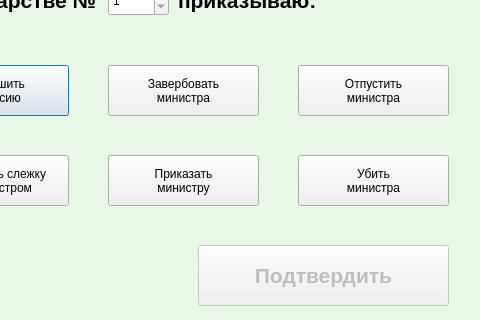
Before: the Qt Designer form ministrys/mid.ui in vladyan18/MagaGame, drawn with Qt 5; both pictures show x 112 to 592 and y 175 to 495 of the 592 by 495 pixel window.
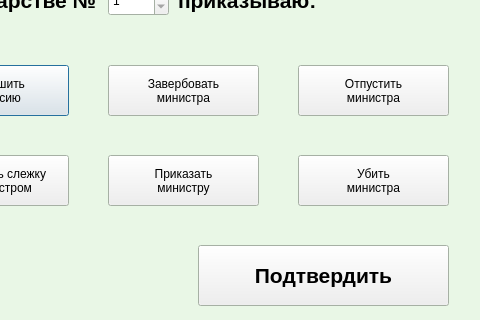
After: the same form once the commit is applied. Icons and pictures are not drawn.

What changed in the file:
```diff
--- a/ministrys/mid.ui
+++ b/ministrys/mid.ui
@@ -10,6 +10,12 @@
     <height>495</height>
    </rect>
   </property>
+  <property name="sizePolicy">
+   <sizepolicy hsizetype="Preferred" vsizetype="Preferred">
+    <horstretch>0</horstretch>
+    <verstretch>0</verstretch>
+   </sizepolicy>
+  </property>
   <property name="palette">
    <palette>
     <active>
@@ -74,9 +80,24 @@
     </disabled>
    </palette>
   </property>
+  <property name="font">
+   <font>
+    <strikeout>false</strikeout>
+    <kerning>true</kerning>
+   </font>
+  </property>
   <property name="windowTitle">
    <string>Министерство иностранных дел</string>
   </property>
+  <property name="layoutDirection">
+   <enum>Qt::LeftToRight</enum>
+  </property>
+  <property name="sizeGripEnabled">
+   <bool>false</bool>
+  </property>
+  <property name="modal">
+   <bool>false</bool>
+  </property>
   <widget class="QLabel" name="gerb">
    <property name="geometry">
     <rect>
@@ -235,7 +256,7 @@
   </widget>
   <widget class="QPushButton" name="approveButton">
    <property name="enabled">
-    <bool>false</bool>
+    <bool>true</bool>
    </property>
    <property name="geometry">
     <rect>
```
